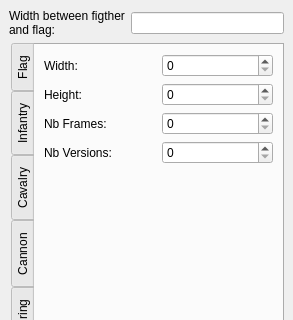
Above: ksirkskineditor/ksirkspritesdefinition.ui from KDE/ksirk before the change; both pictures show x 0 to 293 and y 0 to 320 of the 293 by 523 pixel window. Below: the same form after it.
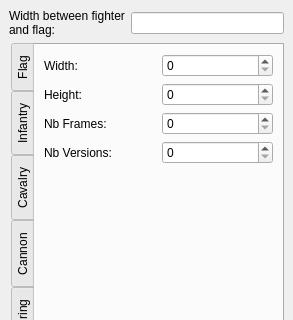
That is the form after the change. Custom widgets are drawn as their Qt base class.

The edit to the form file:
```diff
--- a/ksirkskineditor/ksirkspritesdefinition.ui
+++ b/ksirkskineditor/ksirkspritesdefinition.ui
@@ -25,7 +25,7 @@
          <string/>
         </property>
         <property name="text" >
-         <string>Width between figther
+         <string>Width between fighter
 and flag:</string>
         </property>
         <property name="textInteractionFlags" >
```
Left out of the diff: 2 changed lines with no effect on the pictures.
